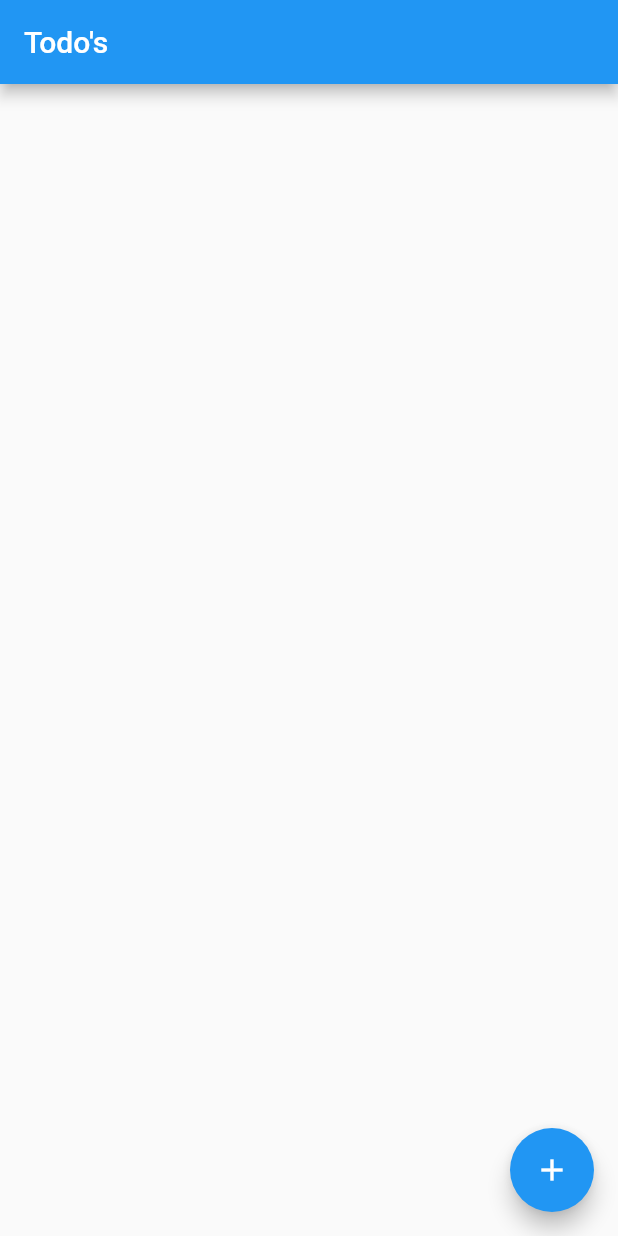
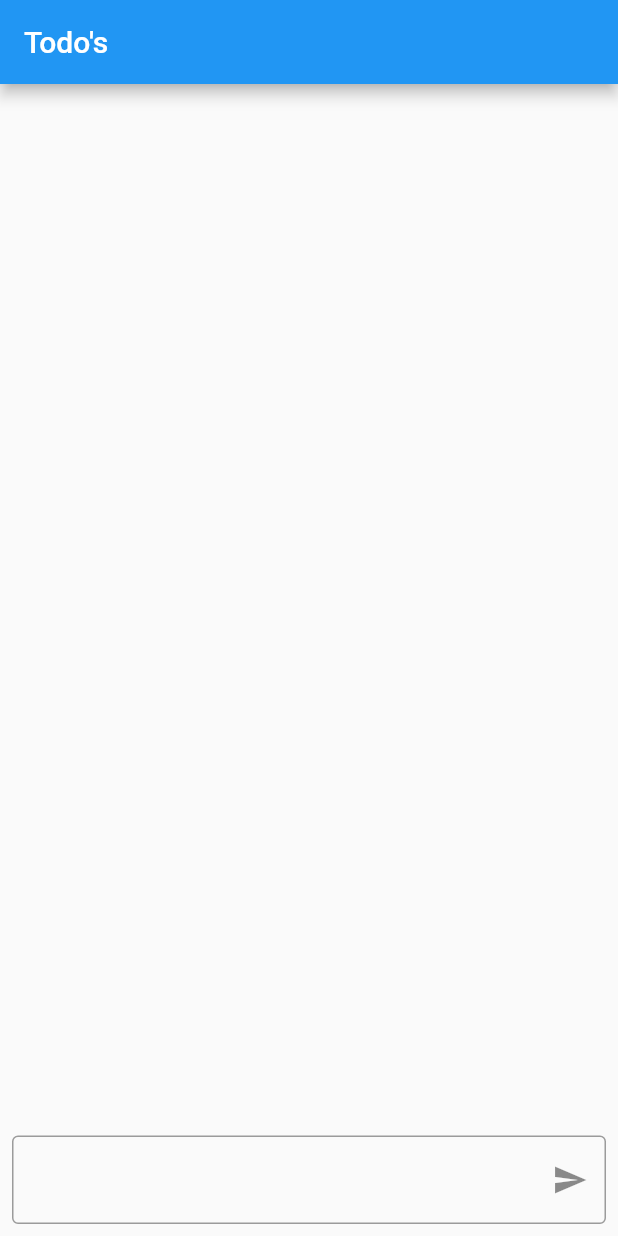
Before and after one commit to SEGVeenstra/bloc_chain, a Flutter app: the screen it shows after launch, on a phone screen of 412 x 824 dp. Run offline on Flutter 3.47's test engine with Material 2 defaults, Android fonts, the phone set to English and light mode, and no system bars; our stand-ins replace bloc, flutter_bloc.

Commit message:
Implement check/uncheck for todo sample

```diff
--- a/examples/todo_bloc_chain/lib/main.dart
+++ b/examples/todo_bloc_chain/lib/main.dart
@@ -20,7 +20,7 @@ class MyApp extends StatelessWidget {
       child: MaterialApp(
         title: 'Flutter Demo',
         theme: ThemeData.light(),
-        home: const TodoPage(),
+        home: TodoPage(),
       ),
     );
   }
--- a/examples/todo_bloc_chain/lib/todo/todo_events.dart
+++ b/examples/todo_bloc_chain/lib/todo/todo_events.dart
@@ -17,6 +17,18 @@ class RemoveTodo extends TodoEvent {
   final int id;
 
   const RemoveTodo({required this.id});
+}
+
+class CheckTodo extends TodoEvent {
+  final Todo todo;
+
+  const CheckTodo({required this.todo});
+}
+
+class UncheckTodo extends TodoEvent {
+  final Todo todo;
+
+  const UncheckTodo({required this.todo});
 }
 
 // Database events
@@ -39,3 +51,10 @@ class TodoRemoved extends TodoUpdate {
 
   const TodoRemoved({required this.todo});
 }
+
+class TodoUpdated extends TodoUpdate {
+  @override
+  final Todo todo;
+
+  const TodoUpdated({required this.todo});
+}
--- a/examples/todo_bloc_chain/lib/todo/todo_page.dart
+++ b/examples/todo_bloc_chain/lib/todo/todo_page.dart
@@ -7,7 +7,9 @@ import 'todo.dart';
 import 'todo_bloc.dart';
 
 class TodoPage extends StatelessWidget {
-  const TodoPage({Key? key}) : super(key: key);
+  final _textEditController = TextEditingController();
+
+  TodoPage({Key? key}) : super(key: key);
 
   @override
   Widget build(BuildContext context) {
@@ -15,13 +17,32 @@ class TodoPage extends StatelessWidget {
       appBar: AppBar(
         title: const Text('Todo\'s'),
       ),
-      floatingActionButton: FloatingActionButton(
-        child: const Icon(Icons.add),
-        onPressed: () =>
-            BlocChain.instance.add(const CreateTodo(title: 'test2')),
-      ),
-      body: BlocBuilder<TodoBloc, List<Todo>>(
-        builder: (context, state) => TodoList(todos: state),
+      body: Column(
+        children: [
+          Expanded(
+            child: BlocBuilder<TodoBloc, List<Todo>>(
+              builder: (context, state) => TodoList(todos: state),
+            ),
+          ),
+          SafeArea(
+            child: Padding(
+              padding: const EdgeInsets.all(8.0),
+              child: TextField(
+                controller: _textEditController,
+                decoration: InputDecoration(
+                    suffixIcon: IconButton(
+                      icon: const Icon(Icons.send),
+                      onPressed: () {
+                        BlocChain.instance
+                            .add(CreateTodo(title: _textEditController.text));
+                        _textEditController.clear();
+                      },
+                    ),
+                    border: const OutlineInputBorder()),
+              ),
+            ),
+          ),
+        ],
       ),
     );
   }
@@ -45,9 +66,16 @@ class TodoList extends StatelessWidget {
             key: ValueKey(todo.id),
             onDismissed: (_) => BlocChain.instance.add(RemoveTodo(id: todo.id)),
             child: SwitchListTile(
+              key: ValueKey(todo.id),
               value: todo.isDone,
               title: Text(todo.title),
-              onChanged: (_) {},
+              onChanged: (value) {
+                if (value) {
+                  BlocChain.instance.add(CheckTodo(todo: todo));
+                } else {
+                  BlocChain.instance.add(UncheckTodo(todo: todo));
+                }
+              },
             ),
           );
         },
```
Also changed, not shown: examples/todo_bloc_chain/lib/todo/todo_bloc.dart (+24 -4 lines), examples/todo_bloc_chain/lib/todo/todo_database.dart (+8 -0 lines).
